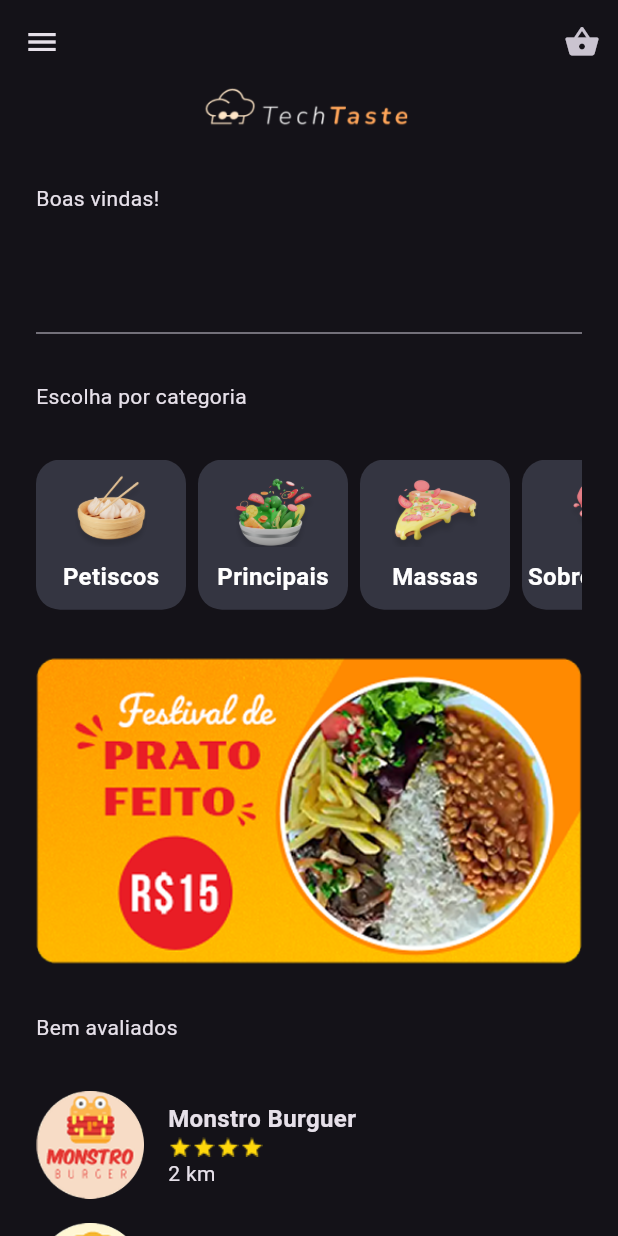
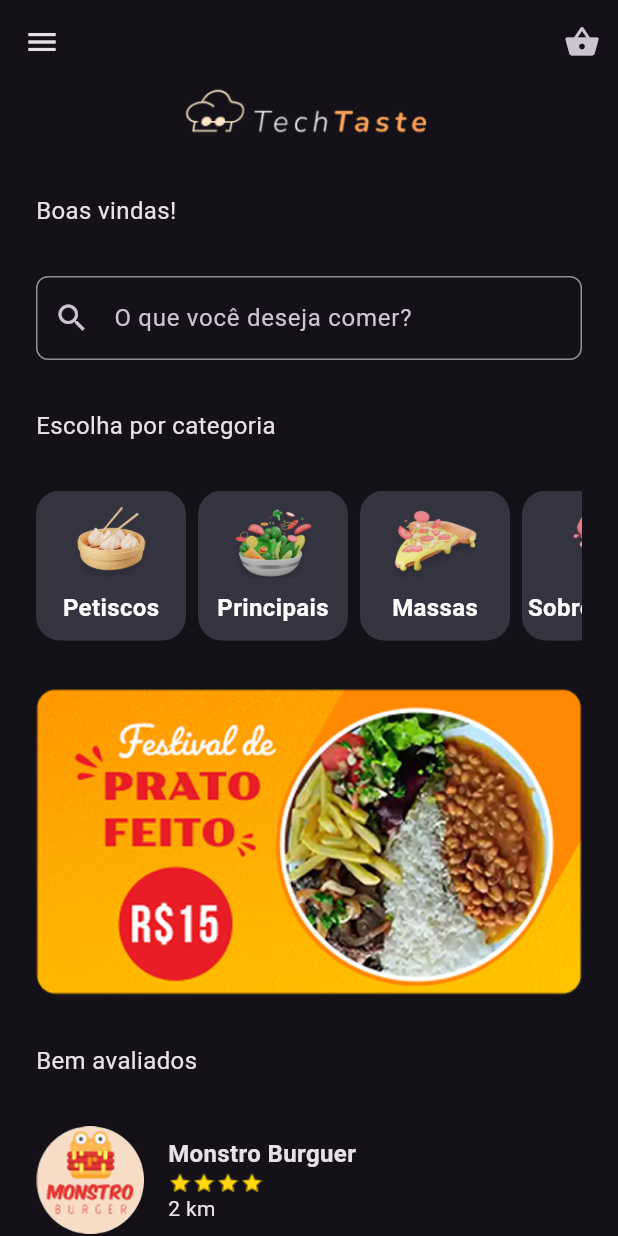
Before and after one commit to LucasDavid80/tech-taste, a Flutter app: the HomeScreen screen opened directly, on a phone screen of 412 x 824 dp. Run offline on Flutter 3.47's test engine with Material 3 defaults, Android fonts, the phone set to English and light mode, and no system bars; drawn by our look-alikes of badges.

Commit message:
refactor(home_screen): deixando mais amigável

```diff
--- a/lib/ui/home/home_screen.dart
+++ b/lib/ui/home/home_screen.dart
@@ -4,6 +4,7 @@ import 'package:techtaste/data/categories_data.dart';
 import 'package:techtaste/data/restaurant_data.dart';
 import 'package:techtaste/model/restaurant.dart';
 import 'package:techtaste/ui/_core/widgets/app_bar.dart';
+import 'package:techtaste/ui/_core/widgets/drawer.dart';
 import 'package:techtaste/ui/home/widgets/category_widget.dart';
 import 'package:techtaste/ui/home/widgets/restaurant_widget.dart';
 
@@ -13,8 +14,9 @@ class HomeScreen extends StatelessWidget {
   @override
   Widget build(BuildContext context) {
     RestaurantData restaurantData = Provider.of<RestaurantData>(context);
-    return Scaffold(
-      drawer: Drawer(),
+    return SafeArea(
+      child: Scaffold(
+        drawer: getDrawer(context),
         appBar: getAppBar(context: context),
         body: Padding(
           padding: EdgeInsets.symmetric(horizontal: 24.0),
@@ -23,10 +25,19 @@ class HomeScreen extends StatelessWidget {
               crossAxisAlignment: CrossAxisAlignment.start,
               spacing: 32,
               children: [
-              Center(child: Image.asset('assets/logo.png', width: 147)),
-              Text('Boas vindas!'),
-              TextFormField(),
-              Text('Escolha por categoria'),
+                Center(child: Image.asset('assets/logo.png', width: 175.0)),
+                Text('Boas vindas!', style: TextStyle(fontSize: 16.0)),
+                TextFormField(
+                  decoration: InputDecoration(
+                    hintText: 'O que você deseja comer?',
+                    prefixIcon: Icon(Icons.search),
+                    border: OutlineInputBorder(
+                      borderRadius: BorderRadius.circular(8.0),
+                      borderSide: BorderSide(color: Colors.grey),
+                    ),
+                  ),
+                ),
+                Text('Escolha por categoria', style: TextStyle(fontSize: 16.0)),
                 SingleChildScrollView(
                   scrollDirection: Axis.horizontal,
                   child: Row(
@@ -42,21 +53,24 @@ class HomeScreen extends StatelessWidget {
                   ),
                 ),
                 Image.asset('assets/banners/banner_promo.png'),
-              Text('Bem avaliados'),
+                Text('Bem avaliados', style: TextStyle(fontSize: 16.0)),
                 Column(
                   spacing: 16.0,
-                children: List.generate(restaurantData.listRestaurants.length, (
-                  index,
-                ) {
-                  Restaurant restaurant = restaurantData.listRestaurants[index];
+                  children: List.generate(
+                    restaurantData.listRestaurants.length,
+                    (index) {
+                      Restaurant restaurant =
+                          restaurantData.listRestaurants[index];
                       return RestaurantWidget(restaurant: restaurant);
-                }),
+                    },
+                  ),
                 ),
                 SizedBox(height: 64.0),
               ],
             ),
           ),
         ),
+      ),
     );
   }
 }
```
Lines whose indentation alone changed are shown as unchanged.
